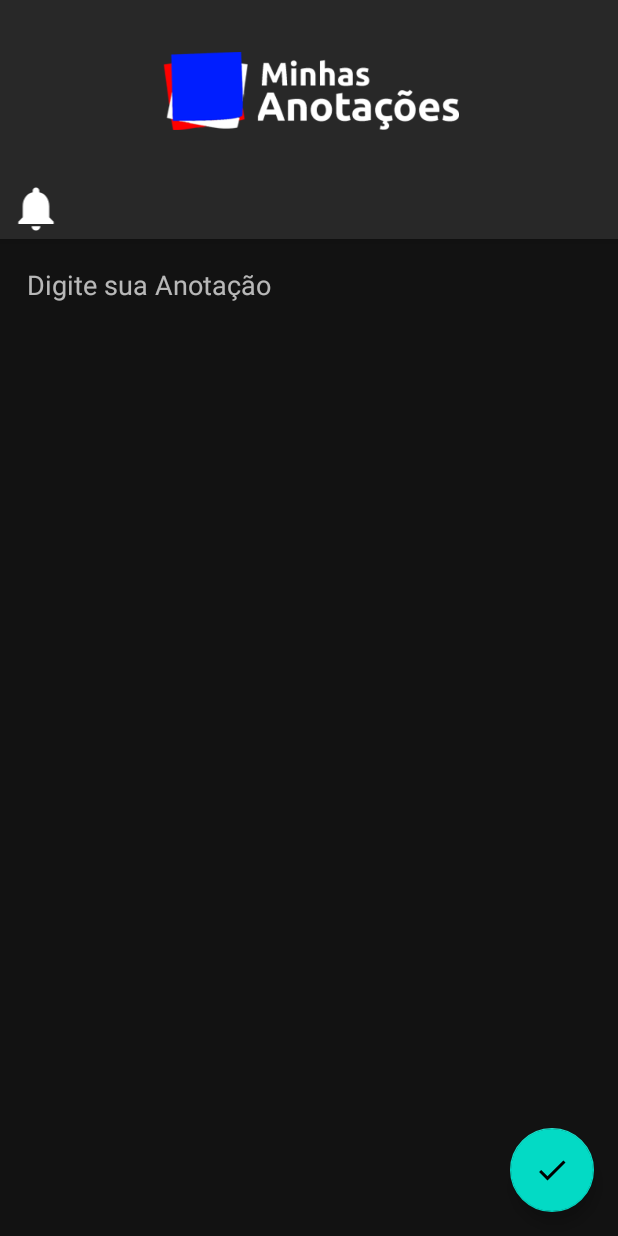
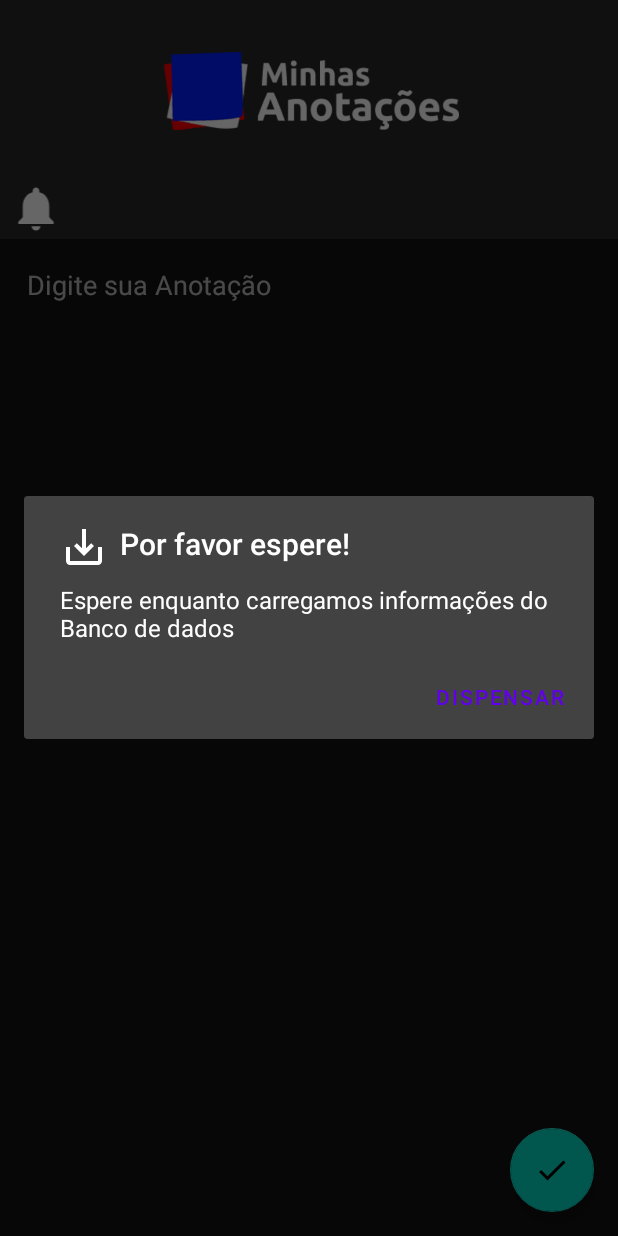
Before and after one commit to HeroRickyGAMES/Minhas-Anota-es, an Android app: the MainActivity screen opened directly, with no data from a screen before it, on a phone screen of 412 x 824 dp. Run offline under Robolectric (Android 15) with nearby library versions, the phone set to English and light mode, and no system bars; our stand-ins replace Firebase (no records; nobody signed in at launch, a user with empty details on screens opened directly), navigation-ui; libraries missing offline, so code that uses them is left out: com.facebook.ads; 11 statements that could not run were skipped.

Commit message:
Segunda parte das mudanças, Adicionado AlertDialog, atualizado boa parte do gradle, atualização de bibliotecas em geral, atualização dos Gradles

```diff
--- a/app/build.gradle
+++ b/app/build.gradle
@@ -10,8 +10,8 @@ android {
         applicationId "com.herorickystudios.minhasanotaes"
         minSdk 21
         targetSdk 33
-        versionCode 15
-        versionName "2.4"
+        versionCode 16
+        versionName "2.5"
         testInstrumentationRunner "androidx.test.runner.AndroidJUnitRunner"
     }
 
@@ -28,6 +28,7 @@ android {
     buildFeatures {
         viewBinding true
     }
+    namespace 'com.herorickystudios.minhasanotaes'
 }
 
 dependencies {
--- a/app/src/main/AndroidManifest.xml
+++ b/app/src/main/AndroidManifest.xml
@@ -1,7 +1,6 @@
 <?xml version="1.0" encoding="utf-8"?>
 <manifest xmlns:android="http://schemas.android.com/apk/res/android"
-    xmlns:tools="http://schemas.android.com/tools"
-    package="com.herorickystudios.minhasanotaes">
+    xmlns:tools="http://schemas.android.com/tools">
     <!-- App Permissions -->
     <uses-permission android:name="android.permission.ACCESS_NETWORK_STATE" />
     <uses-permission android:name="android.permission.READ_PHONE_STATE" />
--- a/app/src/main/java/com/herorickystudios/minhasanotaes/MainActivity.java
+++ b/app/src/main/java/com/herorickystudios/minhasanotaes/MainActivity.java
@@ -3,6 +3,7 @@ package com.herorickystudios.minhasanotaes;
 //Programado por HeroRickyGames
 
 import android.content.Context;
+import android.content.DialogInterface;
 import android.content.Intent;
 import android.net.ConnectivityManager;
 import android.net.NetworkInfo;
@@ -15,6 +16,7 @@ import com.google.android.material.snackbar.Snackbar;
 import androidx.annotation.NonNull;
 import androidx.annotation.RequiresApi;
 
+import androidx.appcompat.app.AlertDialog;
 import androidx.appcompat.app.AppCompatActivity;
 
 import android.util.Log;
@@ -189,12 +191,38 @@ public class MainActivity extends AppCompatActivity {
             @Override
             public void onDataChange(@NonNull DataSnapshot snapshot) {
 
+                AlertDialog alertDialog = new AlertDialog.Builder(MainActivity.this)
+//set icon
+                        .setIcon(R.drawable.ic_baseline_save_alt_24)
+//set title
+                        .setTitle("Por favor espere!")
+//set message
+                        .setMessage("Espere enquanto carregamos informações do Banco de dados")
+
+                        .setNegativeButton("Dispensar", new DialogInterface.OnClickListener() {
+                            @Override
+                            public void onClick(DialogInterface dialogInterface, int i) {
+
+                            }
+                        })
+
+                        .show();
+
+
+
                 String uid = usuario.getUid();
 
                 Log.i("FIREBASE", snapshot.getValue().toString());
                 String anotacao = snapshot.child("Usuarios").child(uid).child("anotacao").getValue().toString();
 
                 editAnotacao.setText(anotacao);
+
+                if(anotacao.equals(editAnotacao.getText().toString())){
+
+                    alertDialog.dismiss();
+
+                }
+
             }
 
             @Override
--- /dev/null
+++ b/app/src/main/res/drawable/ic_baseline_save_alt_24.xml
@@ -0,0 +1,5 @@
+<vector android:height="24dp" android:tint="#FFFFFF"
+    android:viewportHeight="24" android:viewportWidth="24"
+    android:width="24dp" xmlns:android="http://schemas.android.com/apk/res/android">
+    <path android:fillColor="@android:color/white" android:pathData="M19,12v7L5,19v-7L3,12v7c0,1.1 0.9,2 2,2h14c1.1,0 2,-0.9 2,-2v-7h-2zM13,12.67l2.59,-2.58L17,11.5l-5,5 -5,-5 1.41,-1.41L11,12.67L11,3h2z"/>
+</vector>
```
Also changed, not shown: build.gradle (+4 -3 lines), gradle/wrapper/gradle-wrapper.properties.
